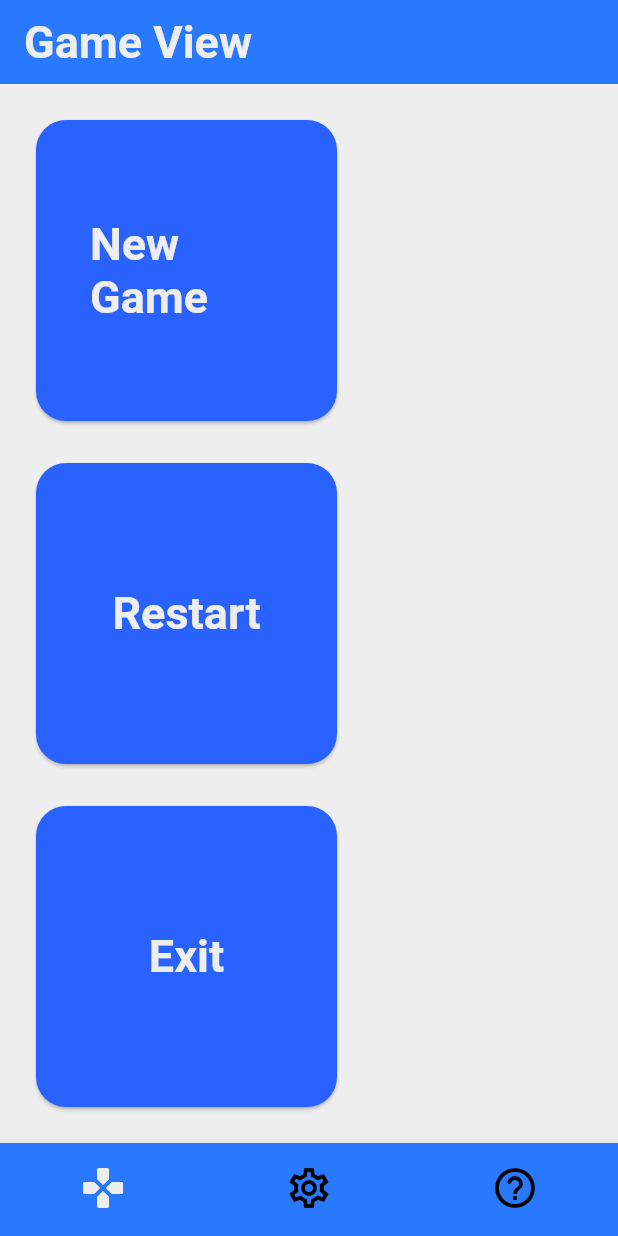
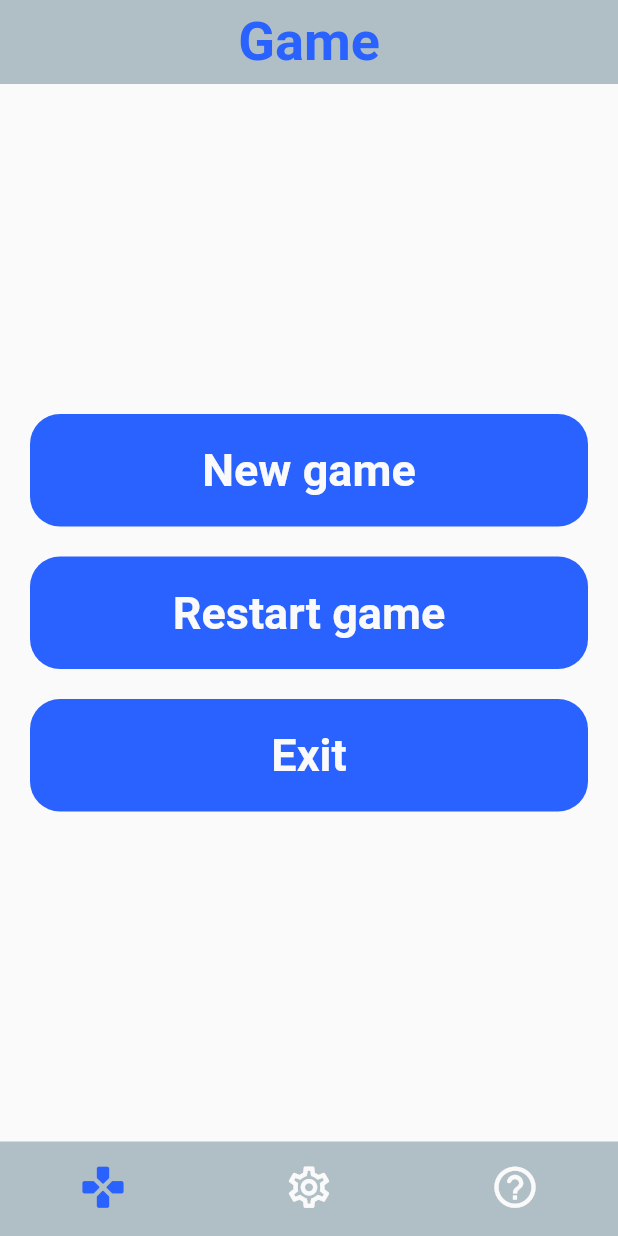
Before and after one commit to mzamayias/2048_project, a Flutter app: the screen it shows after launch, on a phone screen of 412 x 824 dp. Run offline on Flutter 3.47's test engine with Material 2 defaults, Android fonts, the phone set to English and light mode, and no system bars.

Commit message:
updated code and code structure

```diff
--- a/lib/custom_buttons/custom_button.dart
+++ /dev/null
@@ -1,34 +0,0 @@
-import 'package:flutter/material.dart';
-
-class CustomButton extends StatelessWidget {
-  const CustomButton({
-    Key key,
-    this.string,
-  }) : super(key: key);
-
-  final String string;
-
-  @override
-  Widget build(BuildContext context) {
-    return Card(
-      color: Colors.blueAccent[700],
-      shape: RoundedRectangleBorder(
-        borderRadius: BorderRadius.all(Radius.circular(20.0)),
-      ),
-      child: FlatButton(
-        onPressed: () {},
-        child: Padding(
-          padding: EdgeInsets.all(20.0),
-          child: Text(
-            string,
-            style: TextStyle(
-              color: Colors.grey[200],
-              fontSize: 30,
-              fontWeight: FontWeight.bold,
-            ),
-          ),
-        ),
-      ),
-    );
-  }
-}
--- /dev/null
+++ b/lib/custom_widgets/custom_button.dart
@@ -0,0 +1,36 @@
+import 'package:flutter/material.dart';
+
+class CustomButton extends StatelessWidget {
+  const CustomButton({
+    Key key,
+    this.buttonText,
+    this.onPressed,
+  }) : super(key: key);
+
+  final String buttonText;
+  final Function onPressed;
+
+  @override
+  Widget build(BuildContext context) {
+    return FlatButton(
+      onPressed: onPressed ?? () => print('"$buttonText" pressed!'),
+      shape: RoundedRectangleBorder(
+        borderRadius: BorderRadius.all(Radius.circular(20.0)),
+      ),
+      color: Colors.blueAccent[700],
+      splashColor: Colors.grey[850].withOpacity(0.3),
+      child: Padding(
+        padding: EdgeInsets.all(20.0),
+        child: Text(
+          buttonText,
+          textAlign: TextAlign.center,
+          style: TextStyle(
+            color: Colors.grey[50],
+            fontSize: 30,
+            fontWeight: FontWeight.bold,
+          ),
+        ),
+      ),
+    );
+  }
+}
--- a/lib/main.dart
+++ b/lib/main.dart
@@ -3,9 +3,7 @@ import 'package:flutter/services.dart';
 
 import 'views/current.dart';
 
-void main() {
-  runApp(MyApp());
-}
+void main() => runApp(MyApp());
 
 class MyApp extends StatefulWidget {
   const MyApp({Key key}) : super(key: key);
@@ -14,11 +12,22 @@ class MyApp extends StatefulWidget {
 }
 
 class _MyAppState extends State<MyApp> {
+  List<String> data = ['Game', 'Options', 'Help'];
+  int initPosition = 1;
   @override
   Widget build(BuildContext context) {
     return MaterialApp(
       debugShowCheckedModeBanner: false,
-      home: CurrentView(),
+      home: AnnotatedRegion<SystemUiOverlayStyle>(
+        value: SystemUiOverlayStyle(
+          statusBarColor: Colors.transparent,
+          statusBarBrightness: Brightness.light,
+          statusBarIconBrightness: Brightness.light,
+          systemNavigationBarColor: Colors.transparent,
+          systemNavigationBarIconBrightness: Brightness.light,
+        ),
+        child: CurrentView(),
+      ),
     );
   }
 }
--- a/lib/views/blueprint.dart
+++ b/lib/views/blueprint.dart
@@ -3,32 +3,43 @@ import 'package:flutter/material.dart';
 class BlueprintView extends StatelessWidget {
   const BlueprintView({
     Key key,
-    this.string,
-    this.child,
+    this.viewTitle,
+    this.children,
   }) : super(key: key);
 
-  final String string;
-  final Widget child;
+  final String viewTitle;
+  final List<Widget> children;
 
   @override
   Widget build(BuildContext context) {
     return Scaffold(
       appBar: AppBar(
-        backgroundColor: Colors.blueAccent[400],
-        foregroundColor: Colors.blueAccent[400],
+        backgroundColor: Colors.blueGrey[200],
+        foregroundColor: Colors.blueGrey[200],
+        elevation: 0,
+        shadowColor: Colors.transparent,
+        centerTitle: true,
         title: Text(
-          string,
+          viewTitle,
           style: TextStyle(
-            color: Colors.grey[200],
-            fontSize: 30,
+            color: Colors.blueAccent[700],
             fontWeight: FontWeight.bold,
+            fontSize: 36,
           ),
         ),
-        elevation: 0,
       ),
       body: Container(
-        color: Colors.grey[200],
-        child: child,
+        alignment: Alignment.center,
+        color: Colors.grey[50],
+        child: Padding(
+          padding: EdgeInsets.all(20.0),
+          child: Column(
+            mainAxisAlignment: MainAxisAlignment.center,
+            mainAxisSize: MainAxisSize.max,
+            crossAxisAlignment: CrossAxisAlignment.stretch,
+            children: children,
+          ),
+        ),
       ),
     );
   }
--- a/lib/views/current.dart
+++ b/lib/views/current.dart
@@ -1,8 +1,8 @@
 import 'package:flutter/material.dart';
 
-import 'game.dart';
-import 'options.dart';
-import 'help.dart';
+import 'game/game.dart';
+import 'options/options.dart';
+import 'help/help.dart';
 
 class CurrentView extends StatefulWidget {
   const CurrentView({Key key}) : super(key: key);
@@ -13,15 +13,15 @@ class CurrentView extends StatefulWidget {
 class _CurrentViewState extends State<CurrentView> {
   int _selectedIndex = 0;
 
-  static const List<Widget> _widgets = <Widget>[
+  static const List<Widget> _views = <Widget>[
     GameView(
-      string: 'Game View',
+      viewTitle: 'Game',
     ),
     OptionsView(
-      string: 'Options View',
+      viewTitle: 'Options',
     ),
     HelpView(
-      string: 'Help View',
+      viewTitle: 'Help',
     ),
   ];
 
@@ -54,18 +54,21 @@ class _CurrentViewState extends State<CurrentView> {
         ],
         onTap: _onItemTapped,
         currentIndex: _selectedIndex,
-        iconSize: 32,
-        backgroundColor: Colors.blueAccent[400],
-        selectedItemColor: Colors.grey[200],
-        unselectedItemColor: Colors.black,
+        iconSize: 33,
+        elevation: 0,
+        selectedIconTheme: IconThemeData(
+          color: Colors.blueAccent[700],
+          opacity: 1,
+        ),
+        unselectedIconTheme: IconThemeData(
+          color: Colors.grey[50],
+          opacity: 1,
+        ),
+        backgroundColor: Colors.blueGrey[200],
         showSelectedLabels: false,
         showUnselectedLabels: false,
       ),
-      body: Center(
-        child: _widgets.elementAt(
-          _selectedIndex,
-        ),
-      ),
+      body: _views.elementAt(_selectedIndex),
     );
   }
 }
--- a/lib/views/game.dart
+++ /dev/null
@@ -1,41 +0,0 @@
-import 'package:flutter/material.dart';
-import 'package:project_2048/custom_buttons/custom_button.dart';
-
-import 'blueprint.dart';
-
-class GameView extends StatelessWidget {
-  const GameView({
-    Key key,
-    this.string,
-  }) : super(key: key);
-
-  final String string;
-
-  @override
-  Widget build(BuildContext context) {
-    return BlueprintView(
-      string: string,
-      child: Padding(
-        padding: EdgeInsets.all(20.0),
-        child: GridView.count(
-          crossAxisCount: 3,
-          scrollDirection: Axis.horizontal,
-          crossAxisSpacing: 20.0,
-          physics: NeverScrollableScrollPhysics(),
-          mainAxisSpacing: 20.0,
-          children: <Widget>[
-            CustomButton(
-              string: 'New Game',
-            ),
-            CustomButton(
-              string: 'Restart',
-            ),
-            CustomButton(
-              string: 'Exit',
-            ),
-          ],
-        ),
-      ),
-    );
-  }
-}
--- /dev/null
+++ b/lib/views/game/game.dart
@@ -0,0 +1,38 @@
+import 'package:flutter/material.dart';
+
+import '../../custom_widgets/custom_button.dart';
+import '../blueprint.dart';
+
+class GameView extends StatelessWidget {
+  const GameView({
+    Key key,
+    this.viewTitle,
+  }) : super(key: key);
+
+  final String viewTitle;
+
+  @override
+  Widget build(BuildContext context) {
+    return BlueprintView(
+      viewTitle: viewTitle,
+      children: <Widget>[
+        CustomButton(
+          buttonText: 'New game',
+        ),
+        SizedBox(
+          height: 20.0,
+        ),
+        CustomButton(
+          buttonText: 'Restart game',
+        ),
+        SizedBox(
+          height: 20.0,
+        ),
+        CustomButton(
+          buttonText: 'Exit',
+          // onPressed: () => exit(0),
+        ),
+      ],
+    );
+  }
+}
--- a/lib/views/help.dart
+++ /dev/null
@@ -1,19 +0,0 @@
-import 'package:flutter/material.dart';
-
-import 'blueprint.dart';
-
-class HelpView extends StatelessWidget {
-  const HelpView({
-    Key key,
-    this.string,
-  }) : super(key: key);
-
-  final String string;
-
-  @override
-  Widget build(BuildContext context) {
-    return BlueprintView(
-      string: string,
-    );
-  }
-}
--- /dev/null
+++ b/lib/views/help/help.dart
@@ -0,0 +1,29 @@
+import 'package:flutter/material.dart';
+
+import '../../custom_widgets/custom_button.dart';
+import '../blueprint.dart';
+
+class HelpView extends StatelessWidget {
+  const HelpView({
+    Key key,
+    this.viewTitle,
+  }) : super(key: key);
+
+  final String viewTitle;
+
+  @override
+  Widget build(BuildContext context) {
+    return BlueprintView(
+      viewTitle: viewTitle,
+      children: <Widget>[
+        CustomButton(
+          buttonText: 'About',
+          onPressed: () => Card(
+            color: Colors.amber,
+            child: Text('data'),
+          ),
+        ),
+      ],
+    );
+  }
+}
--- a/lib/views/options.dart
+++ /dev/null
@@ -1,19 +0,0 @@
-import 'package:flutter/material.dart';
-
-import 'blueprint.dart';
-
-class OptionsView extends StatelessWidget {
-  const OptionsView({
-    Key key,
-    this.string,
-  }) : super(key: key);
-
-  final String string;
-
-  @override
-  Widget build(BuildContext context) {
-    return BlueprintView(
-      string: string,
-    );
-  }
-}
--- /dev/null
+++ b/lib/views/options/options.dart
@@ -0,0 +1,25 @@
+import 'package:flutter/material.dart';
+
+import '../../custom_widgets/custom_button.dart';
+import '../blueprint.dart';
+
+class OptionsView extends StatelessWidget {
+  const OptionsView({
+    Key key,
+    this.viewTitle,
+  }) : super(key: key);
+
+  final String viewTitle;
+
+  @override
+  Widget build(BuildContext context) {
+    return BlueprintView(
+      viewTitle: viewTitle,
+      children: <Widget>[
+        CustomButton(
+          buttonText: 'History',
+        )
+      ],
+    );
+  }
+}
```
